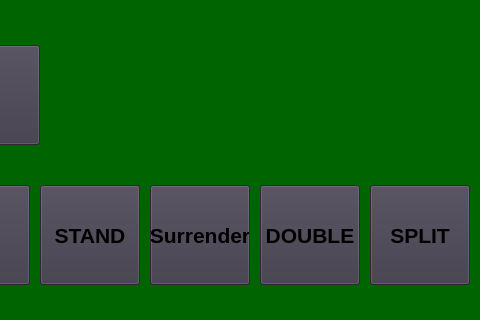
This is game_widget.ui in owenharvey78/blackjack-learning-game as Qt 5 draws it before an edit; both pictures show x 800 to 1280 and y 400 to 720 of the 1280 by 720 pixel window. The edited form follows.
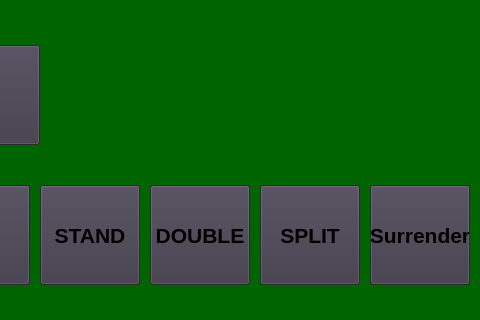
This is the edited form.

Commit message: Clean up and fix surrender logic

```diff
--- a/game_widget.ui
+++ b/game_widget.ui
@@ -818,29 +818,6 @@
          </property>
         </widget>
        </item>
-       <item>
-        <widget class="QPushButton" name="surrenderButton">
-         <property name="sizePolicy">
-          <sizepolicy hsizetype="Fixed" vsizetype="Fixed">
-           <horstretch>0</horstretch>
-           <verstretch>0</verstretch>
-          </sizepolicy>
-         </property>
-         <property name="minimumSize">
-          <size>
-           <width>100</width>
-           <height>100</height>
-          </size>
-         </property>
-         <property name="styleSheet">
-          <string notr="true">font-size: 16pt; font-weight: bold;
-background-color: rgb(61, 56, 70);</string>
-         </property>
-         <property name="text">
-          <string>Surrender</string>
-         </property>
-        </widget>
-       </item>
        <item>
         <widget class="QPushButton" name="doubleButton">
          <property name="sizePolicy">
@@ -881,6 +858,29 @@
          </property>
         </widget>
        </item>
+       <item>
+        <widget class="QPushButton" name="surrenderButton">
+         <property name="sizePolicy">
+          <sizepolicy hsizetype="Fixed" vsizetype="Fixed">
+           <horstretch>0</horstretch>
+           <verstretch>0</verstretch>
+          </sizepolicy>
+         </property>
+         <property name="minimumSize">
+          <size>
+           <width>100</width>
+           <height>100</height>
+          </size>
+         </property>
+         <property name="styleSheet">
+          <string notr="true">font-size: 16pt; font-weight: bold;
+background-color: rgb(61, 56, 70);</string>
+         </property>
+         <property name="text">
+          <string>Surrender</string>
+         </property>
+        </widget>
+       </item>
        <item>
         <spacer name="chipButtonsRightSpacer">
          <property name="orientation">
```
The commit also changes 4 other files.
